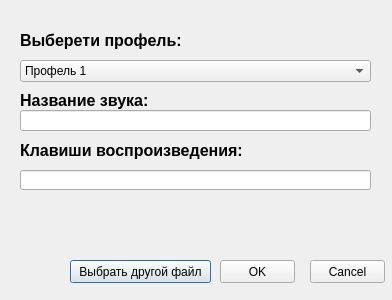
Roman4404/spanel, file mainWindows/Interface/final_add_sound.ui: the form before one commit.
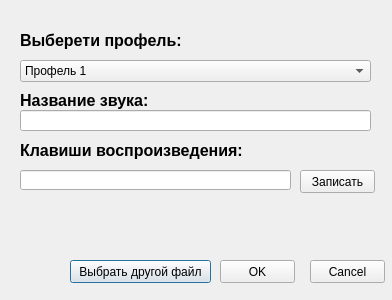
The form after the commit.

Commit message: add sound play on microfon

What changed in the file:
```diff
--- a/mainWindows/Interface/final_add_sound.ui
+++ b/mainWindows/Interface/final_add_sound.ui
@@ -103,10 +103,13 @@
     <rect>
      <x>20</x>
      <y>170</y>
-     <width>351</width>
+     <width>271</width>
      <height>20</height>
     </rect>
    </property>
+   <property name="readOnly">
+    <bool>true</bool>
+   </property>
   </widget>
   <widget class="QPushButton" name="file_select_other_pushButton">
    <property name="geometry">
@@ -147,6 +150,19 @@
     <string>Сancel</string>
    </property>
   </widget>
+  <widget class="QPushButton" name="to_record_window_pushButton">
+   <property name="geometry">
+    <rect>
+     <x>300</x>
+     <y>170</y>
+     <width>75</width>
+     <height>23</height>
+    </rect>
+   </property>
+   <property name="text">
+    <string>Записать</string>
+   </property>
+  </widget>
  </widget>
  <resources/>
  <connections/>
```
The commit also changes 1 other file.
